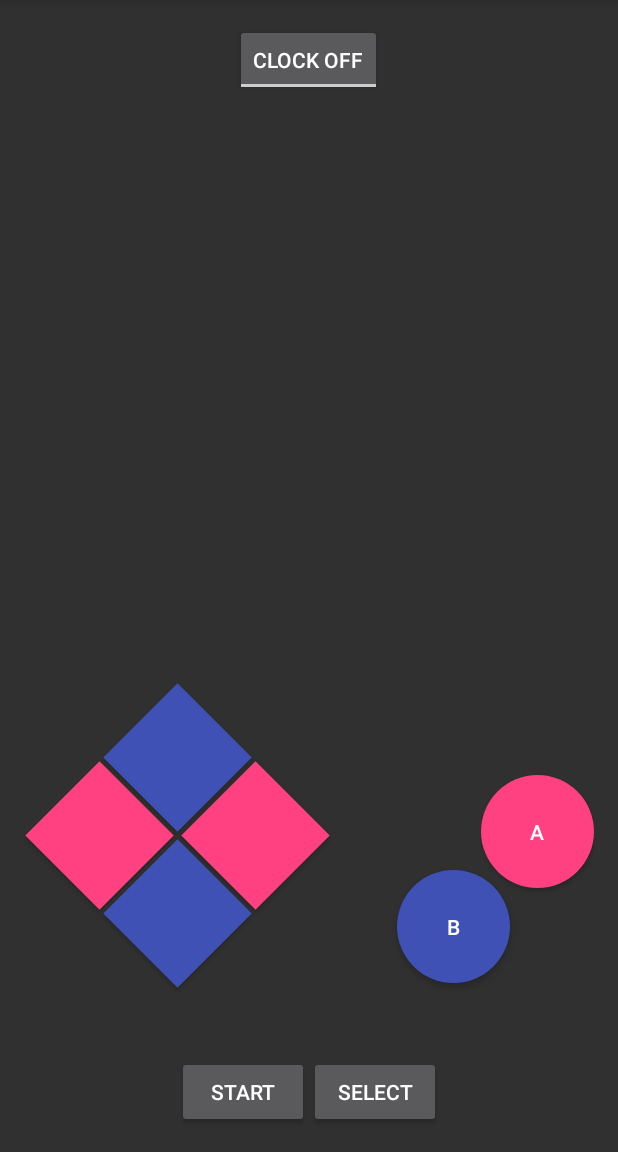
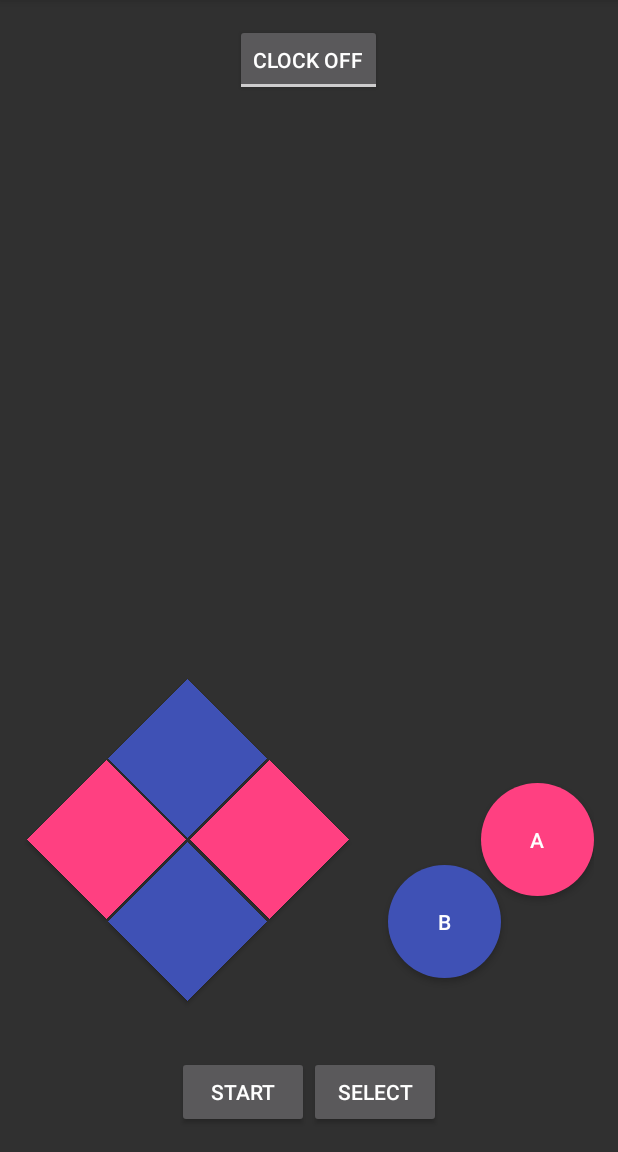
Before and after one commit to jlundstrom/Table-Framework, an Android app: the ControllerActivity screen opened directly, with no data from a screen before it, on a phone screen of 412 x 824 dp, the part 84-1236 px from its top. Run offline under Robolectric (Android 15) with nearby library versions, the phone set to English and light mode, and no system bars; 3 statements that could not run were skipped.

Commit message:
bigger buttons

```diff
--- a/AndroidGUI/app/src/main/res/layout/activity_bt_controller.xml
+++ b/AndroidGUI/app/src/main/res/layout/activity_bt_controller.xml
@@ -30,8 +30,7 @@
         android:gravity="center_vertical|center_horizontal"
         android:text="B"
         android:textColor="#fff"
-        android:layout_marginEnd="56dp"
-        android:layout_marginTop="6dp"
+        android:layout_marginEnd="62dp"
         android:layout_below="@+id/btn_up"
         android:layout_alignParentEnd="true" />
 
@@ -72,58 +71,58 @@
 
     <Button
         android:id="@+id/btn_down"
-        android:layout_width="70dp"
-        android:layout_height="70dp"
+        android:layout_width="75dp"
+        android:layout_height="75dp"
         android:adjustViewBounds="true"
         android:background="@color/colorPrimary"
         android:clickable="true"
         android:rotation="45"
         android:visibility="visible"
-        android:layout_marginBottom="60dp"
+        android:layout_marginBottom="52dp"
         android:layout_above="@+id/linearLayout"
         android:layout_alignStart="@+id/btn_up">
     </Button>
 
     <Button
         android:id="@+id/btn_up"
-        android:layout_width="70dp"
-        android:layout_height="70dp"
+        android:layout_width="75dp"
+        android:layout_height="75dp"
         android:adjustViewBounds="true"
         android:background="@color/colorPrimary"
         android:clickable="true"
         android:rotation="45"
         android:visibility="visible"
-        android:layout_marginBottom="34dp"
+        android:layout_marginBottom="33dp"
+        android:layout_marginStart="54dp"
         android:layout_above="@+id/btn_down"
-        android:layout_alignStart="@+id/btn_right"
-        android:layout_marginStart="52dp">
+        android:layout_alignStart="@+id/btn_right">
     </Button>
 
     <Button
         android:id="@+id/btn_right"
-        android:layout_width="70dp"
-        android:layout_height="70dp"
+        android:layout_width="75dp"
+        android:layout_height="75dp"
         android:adjustViewBounds="true"
         android:background="@color/colorAccent"
         android:clickable="true"
         android:rotation="45"
         android:visibility="visible"
-        android:layout_marginStart="15dp"
-        android:layout_alignBottom="@+id/btn_down"
+        android:layout_marginStart="17dp"
+        android:layout_alignTop="@+id/btn_up"
         android:layout_alignParentStart="true"
-        android:layout_marginBottom="52dp">
+        android:layout_marginTop="54dp">
     </Button>
 
     <Button
         android:id="@+id/btn_left"
-        android:layout_width="70dp"
-        android:layout_height="70dp"
-        android:layout_marginStart="34dp"
+        android:layout_width="75dp"
+        android:layout_height="75dp"
         android:adjustViewBounds="true"
         android:background="@color/colorAccent"
         android:clickable="true"
         android:rotation="45"
         android:visibility="visible"
+        android:layout_marginStart="33dp"
         android:layout_alignBottom="@+id/btn_right"
         android:layout_toEndOf="@+id/btn_right">
     </Button>
```
Also changed, not shown: 1 other file.
